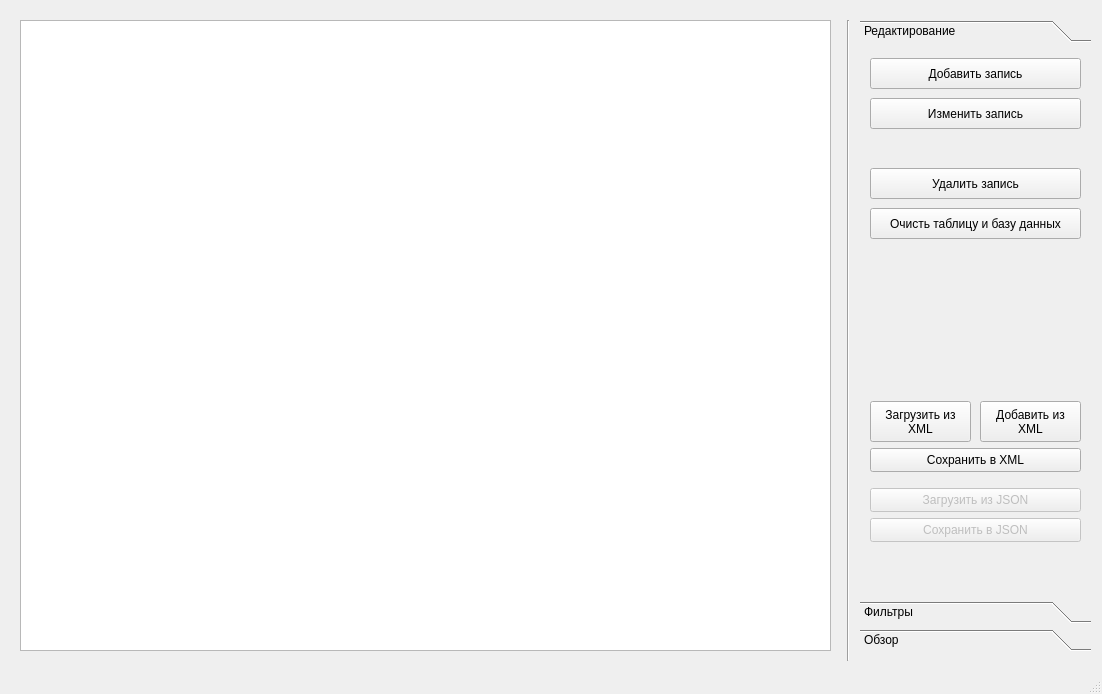
Qt form MyRin/Forms/indexview.ui (relsa228/MyRin) before a commit.
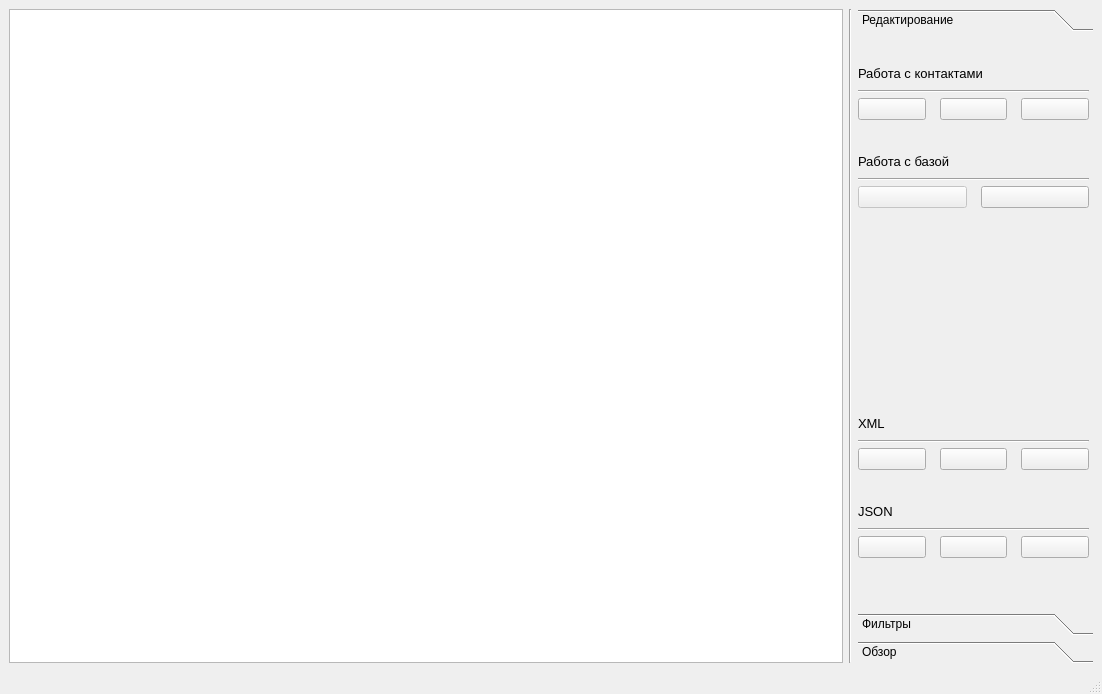
The same form after that commit. The open tabs and pages were chosen to show the change. Icons and pictures are not drawn.

Commit message: Работа с интерфейсом

What changed in the file:
```diff
--- a/MyRin/Forms/indexview.ui
+++ b/MyRin/Forms/indexview.ui
@@ -18,8 +18,8 @@
   </property>
   <property name="maximumSize">
    <size>
-    <width>1102</width>
-    <height>694</height>
+    <width>16777215</width>
+    <height>16777215</height>
    </size>
   </property>
   <property name="windowTitle">
@@ -30,14 +30,52 @@
     <normaloff>:/icon/mainIcon/Icons/calendar3.svg</normaloff>:/icon/mainIcon/Icons/calendar3.svg</iconset>
   </property>
   <widget class="QWidget" name="centralwidget">
+   <layout class="QHBoxLayout" name="horizontalLayout">
+    <property name="spacing">
+     <number>6</number>
+    </property>
+    <item>
+     <widget class="QTableWidget" name="PersonTable">
+      <property name="sizePolicy">
+       <sizepolicy hsizetype="Expanding" vsizetype="Expanding">
+        <horstretch>0</horstretch>
+        <verstretch>0</verstretch>
+       </sizepolicy>
+      </property>
+      <property name="minimumSize">
+       <size>
+        <width>0</width>
+        <height>0</height>
+       </size>
+      </property>
+      <property name="baseSize">
+       <size>
+        <width>0</width>
+        <height>0</height>
+       </size>
+      </property>
+     </widget>
+    </item>
+    <item>
+     <widget class="Line" name="line">
+      <property name="orientation">
+       <enum>Qt::Vertical</enum>
+      </property>
+     </widget>
+    </item>
+    <item>
    <widget class="QToolBox" name="toolBox">
-    <property name="geometry">
-     <rect>
-      <x>860</x>
-      <y>20</y>
-      <width>231</width>
-      <height>631</height>
-     </rect>
+      <property name="sizePolicy">
+       <sizepolicy hsizetype="Expanding" vsizetype="Expanding">
+        <horstretch>0</horstretch>
+        <verstretch>0</verstretch>
+       </sizepolicy>
+      </property>
+      <property name="maximumSize">
+       <size>
+        <width>235</width>
+        <height>16777215</height>
+       </size>
     </property>
     <property name="currentIndex">
      <number>1</number>
@@ -47,149 +85,361 @@
       <rect>
        <x>0</x>
        <y>0</y>
-       <width>231</width>
-       <height>526</height>
+         <width>235</width>
+         <height>543</height>
       </rect>
      </property>
      <attribute name="label">
       <string>Редактирование</string>
      </attribute>
-     <widget class="QPushButton" name="AddXmlButton">
+       <widget class="QWidget" name="">
       <property name="geometry">
        <rect>
-        <x>120</x>
-        <y>353</y>
-        <width>101</width>
-        <height>41</height>
-       </rect>
-      </property>
-      <property name="text">
-       <string>Добавить из 
-XML</string>
-      </property>
-     </widget>
-     <widget class="QPushButton" name="DownloadXmlButton">
-      <property name="geometry">
-       <rect>
-        <x>10</x>
-        <y>400</y>
-        <width>211</width>
-        <height>24</height>
-       </rect>
-      </property>
+          <x>0</x>
+          <y>0</y>
+          <width>231</width>
+          <height>171</height>
+         </rect>
+        </property>
+        <layout class="QVBoxLayout" name="DataLayout">
+         <item>
+          <layout class="QVBoxLayout" name="PersonLayout">
+           <property name="spacing">
+            <number>0</number>
+           </property>
+           <property name="topMargin">
+            <number>19</number>
+           </property>
+           <item>
+            <widget class="QLabel" name="PersonToolsLable">
+             <property name="font">
+              <font>
+               <pointsize>10</pointsize>
+              </font>
+             </property>
       <property name="text">
-       <string>Сохранить в XML</string>
-      </property>
-     </widget>
-     <widget class="QPushButton" name="UploadJsonButton">
-      <property name="enabled">
-       <bool>false</bool>
-      </property>
-      <property name="geometry">
-       <rect>
-        <x>10</x>
-        <y>440</y>
-        <width>211</width>
-        <height>24</height>
-       </rect>
-      </property>
-      <property name="text">
-       <string>Загрузить из JSON</string>
-      </property>
-     </widget>
-     <widget class="QPushButton" name="DownloadJsonButton">
-      <property name="enabled">
-       <bool>false</bool>
-      </property>
-      <property name="geometry">
-       <rect>
-        <x>10</x>
-        <y>470</y>
-        <width>211</width>
-        <height>24</height>
-       </rect>
-      </property>
-      <property name="text">
-       <string>Сохранить в JSON</string>
-      </property>
-     </widget>
+              <string>Работа с контактами</string>
+             </property>
+            </widget>
+           </item>
+           <item>
+            <widget class="Line" name="line_9">
+             <property name="orientation">
+              <enum>Qt::Horizontal</enum>
+             </property>
+            </widget>
+           </item>
+           <item>
+            <layout class="QHBoxLayout" name="PersonToolsLayout">
+             <property name="spacing">
+              <number>14</number>
+             </property>
+             <property name="topMargin">
+              <number>5</number>
+             </property>
+             <item>
      <widget class="QPushButton" name="AddPerson">
       <property name="enabled">
        <bool>true</bool>
       </property>
-      <property name="geometry">
-       <rect>
-        <x>10</x>
-        <y>10</y>
-        <width>211</width>
-        <height>31</height>
-       </rect>
-      </property>
-      <property name="text">
+               <property name="toolTip">
        <string>Добавить запись</string>
       </property>
-     </widget>
+               <property name="text">
+                <string/>
+               </property>
+               <property name="icon">
+                <iconset resource="../Resources/ToolIcons.qrc">
+                 <normaloff>:/new/personTools/Icons/PersonTools/person-plus-fill.svg</normaloff>:/new/personTools/Icons/PersonTools/person-plus-fill.svg</iconset>
+               </property>
+              </widget>
+             </item>
+             <item>
      <widget class="QPushButton" name="DeletePerson">
       <property name="enabled">
        <bool>true</bool>
       </property>
-      <property name="geometry">
-       <rect>
-        <x>10</x>
-        <y>120</y>
-        <width>211</width>
-        <height>31</height>
-       </rect>
-      </property>
-      <property name="text">
+               <property name="toolTip">
        <string>Удалить запись</string>
       </property>
-     </widget>
+               <property name="text">
+                <string/>
+               </property>
+               <property name="icon">
+                <iconset resource="../Resources/ToolIcons.qrc">
+                 <normaloff>:/new/personTools/Icons/PersonTools/person-x-fill.svg</normaloff>:/new/personTools/Icons/PersonTools/person-x-fill.svg</iconset>
+               </property>
+              </widget>
+             </item>
+             <item>
      <widget class="QPushButton" name="EditPerson">
       <property name="enabled">
        <bool>true</bool>
       </property>
-      <property name="geometry">
-       <rect>
-        <x>10</x>
-        <y>50</y>
-        <width>211</width>
-        <height>31</height>
-       </rect>
-      </property>
-      <property name="text">
+               <property name="toolTip">
        <string>Изменить запись</string>
       </property>
-     </widget>
-     <widget class="QPushButton" name="UploadXmlButton">
-      <property name="geometry">
-       <rect>
-        <x>10</x>
-        <y>353</y>
-        <width>101</width>
-        <height>41</height>
-       </rect>
-      </property>
+               <property name="text">
+                <string/>
+               </property>
+               <property name="icon">
+                <iconset resource="../Resources/ToolIcons.qrc">
+                 <normaloff>:/new/personTools/Icons/PersonTools/pencil-fill.svg</normaloff>:/new/personTools/Icons/PersonTools/pencil-fill.svg</iconset>
+               </property>
+              </widget>
+             </item>
+            </layout>
+           </item>
+          </layout>
+         </item>
+         <item>
+          <layout class="QVBoxLayout" name="BaseLayout">
+           <property name="spacing">
+            <number>0</number>
+           </property>
+           <property name="topMargin">
+            <number>19</number>
+           </property>
+           <item>
+            <widget class="QLabel" name="PersonToolsLable_2">
+             <property name="font">
+              <font>
+               <pointsize>10</pointsize>
+              </font>
+             </property>
       <property name="text">
-       <string>Загрузить из 
-XML</string>
-      </property>
-     </widget>
+              <string>Работа с базой</string>
+             </property>
+            </widget>
+           </item>
+           <item>
+            <widget class="Line" name="line_10">
+             <property name="orientation">
+              <enum>Qt::Horizontal</enum>
+             </property>
+            </widget>
+           </item>
+           <item>
+            <layout class="QHBoxLayout" name="BaseToolsLayout">
+             <property name="spacing">
+              <number>14</number>
+             </property>
+             <property name="topMargin">
+              <number>5</number>
+             </property>
+             <item>
+              <widget class="QPushButton" name="pushButton">
+               <property name="enabled">
+                <bool>false</bool>
+               </property>
+               <property name="toolTip">
+                <string>Отправить таблицу на печать</string>
+               </property>
+               <property name="text">
+                <string/>
+               </property>
+               <property name="icon">
+                <iconset resource="../Resources/ToolIcons.qrc">
+                 <normaloff>:/new/personTools/Icons/PersonTools/printer-fill.svg</normaloff>:/new/personTools/Icons/PersonTools/printer-fill.svg</iconset>
+               </property>
+              </widget>
+             </item>
+             <item>
      <widget class="QPushButton" name="CleanTable">
       <property name="enabled">
        <bool>true</bool>
       </property>
-      <property name="geometry">
-       <rect>
-        <x>10</x>
-        <y>160</y>
-        <width>211</width>
-        <height>31</height>
-       </rect>
-      </property>
-      <property name="text">
+               <property name="toolTip">
        <string>Очисть таблицу и базу данных</string>
       </property>
+               <property name="text">
+                <string/>
+               </property>
+               <property name="icon">
+                <iconset resource="../Resources/ToolIcons.qrc">
+                 <normaloff>:/new/personTools/Icons/PersonTools/trash-fill.svg</normaloff>:/new/personTools/Icons/PersonTools/trash-fill.svg</iconset>
+               </property>
+              </widget>
+             </item>
+            </layout>
+           </item>
+          </layout>
+         </item>
+        </layout>
+       </widget>
+       <widget class="QWidget" name="">
+        <property name="geometry">
+         <rect>
+          <x>0</x>
+          <y>350</y>
+          <width>231</width>
+          <height>171</height>
+         </rect>
+        </property>
+        <layout class="QVBoxLayout" name="FormatLayout">
+         <item>
+          <layout class="QVBoxLayout" name="XmlLayout">
+           <property name="spacing">
+            <number>0</number>
+           </property>
+           <property name="topMargin">
+            <number>19</number>
+           </property>
+           <item>
+            <widget class="QLabel" name="XmlLabel">
+             <property name="font">
+              <font>
+               <pointsize>10</pointsize>
+              </font>
+             </property>
+             <property name="text">
+              <string>XML</string>
+             </property>
+            </widget>
+           </item>
+           <item>
+            <widget class="Line" name="line_7">
+             <property name="orientation">
+              <enum>Qt::Horizontal</enum>
+             </property>
+            </widget>
+           </item>
+           <item>
+            <layout class="QHBoxLayout" name="XmlButtonsLayout">
+             <property name="spacing">
+              <number>14</number>
+             </property>
+             <property name="topMargin">
+              <number>5</number>
+             </property>
+             <item>
+              <widget class="QPushButton" name="DownloadXmlButton">
+               <property name="toolTip">
+                <string>Сохранить в XML</string>
+               </property>
+               <property name="text">
+                <string/>
+               </property>
+               <property name="icon">
+                <iconset resource="../Resources/ToolIcons.qrc">
+                 <normaloff>:/new/mainTools/Icons/Tools/arrow-bar-up.svg</normaloff>:/new/mainTools/Icons/Tools/arrow-bar-up.svg</iconset>
+               </property>
+              </widget>
+             </item>
+             <item>
+              <widget class="QPushButton" name="UploadXmlButton">
+               <property name="toolTip">
+                <string>Загрузить из XML</string>
+               </property>
+               <property name="text">
+                <string/>
+               </property>
+               <property name="icon">
+                <iconset resource="../Resources/ToolIcons.qrc">
+                 <normaloff>:/new/mainTools/Icons/Tools/arrow-bar-down.svg</normaloff>:/new/mainTools/Icons/Tools/arrow-bar-down.svg</iconset>
+               </property>
+              </widget>
+             </item>
+             <item>
+              <widget class="QPushButton" name="AddXmlButton">
+               <property name="toolTip">
+                <string>Добавить из XML</string>
+               </property>
+               <property name="text">
+                <string/>
+               </property>
+               <property name="icon">
+                <iconset resource="../Resources/ToolIcons.qrc">
+                 <normaloff>:/new/mainTools/Icons/Tools/plus-lg.svg</normaloff>:/new/mainTools/Icons/Tools/plus-lg.svg</iconset>
+               </property>
+              </widget>
+             </item>
+            </layout>
+           </item>
+          </layout>
+         </item>
+         <item>
+          <layout class="QVBoxLayout" name="JsonLayout">
+           <property name="spacing">
+            <number>0</number>
+           </property>
+           <property name="topMargin">
+            <number>19</number>
+           </property>
+           <item>
+            <widget class="QLabel" name="JsonLabel">
+             <property name="font">
+              <font>
+               <pointsize>10</pointsize>
+              </font>
+             </property>
+             <property name="text">
+              <string>JSON</string>
+             </property>
+            </widget>
+           </item>
+           <item>
+            <widget class="Line" name="line_8">
+             <property name="orientation">
+              <enum>Qt::Horizontal</enum>
+             </property>
+            </widget>
+           </item>
+           <item>
+            <layout class="QHBoxLayout" name="JsonButtonsLayout">
+             <property name="spacing">
+              <number>14</number>
+             </property>
+             <property name="topMargin">
+              <number>5</number>
+             </property>
+             <item>
+              <widget class="QPushButton" name="DownloadJsonButton">
+               <property name="toolTip">
+                <string>Сохранить в XML</string>
+               </property>
+               <property name="text">
+                <string/>
+               </property>
+               <property name="icon">
+                <iconset resource="../Resources/ToolIcons.qrc">
+                 <normaloff>:/new/mainTools/Icons/Tools/arrow-bar-up.svg</normaloff>:/new/mainTools/Icons/Tools/arrow-bar-up.svg</iconset>
+               </property>
+              </widget>
+             </item>
+             <item>
+              <widget class="QPushButton" name="UploadJsonButton">
+               <property name="toolTip">
+                <string>Загрузить из XML</string>
+               </property>
+               <property name="text">
+                <string/>
+               </property>
+               <property name="icon">
+                <iconset resource="../Resources/ToolIcons.qrc">
+                 <normaloff>:/new/mainTools/Icons/Tools/arrow-bar-down.svg</normaloff>:/new/mainTools/Icons/Tools/arrow-bar-down.svg</iconset>
+               </property>
+              </widget>
+             </item>
+             <item>
+              <widget class="QPushButton" name="AddJsonButton">
+               <property name="toolTip">
+                <string>Добавить из XML</string>
+               </property>
+               <property name="text">
+                <string/>
+               </property>
+               <property name="icon">
+                <iconset resource="../Resources/ToolIcons.qrc">
+                 <normaloff>:/new/mainTools/Icons/Tools/plus-lg.svg</normaloff>:/new/mainTools/Icons/Tools/plus-lg.svg</iconset>
+               </property>
+              </widget>
+             </item>
+            </layout>
+           </item>
+          </layout>
+         </item>
+        </layout>
      </widget>
     </widget>
     <widget class="QWidget" name="filters">
@@ -739,29 +989,8 @@
      </widget>
     </widget>
    </widget>
-   <widget class="QTableWidget" name="PersonTable">
-    <property name="geometry">
-     <rect>
-      <x>20</x>
-      <y>20</y>
-      <width>811</width>
-      <height>631</height>
-     </rect>
-    </property>
-   </widget>
-   <widget class="Line" name="line">
-    <property name="geometry">
-     <rect>
-      <x>840</x>
-      <y>20</y>
-      <width>16</width>
-      <height>641</height>
-     </rect>
-    </property>
-    <property name="orientation">
-     <enum>Qt::Vertical</enum>
-    </property>
-   </widget>
+    </item>
+   </layout>
   </widget>
   <widget class="QMenuBar" name="menubar">
    <property name="geometry">
```
Left out of the diff: 13 changed lines with no effect on the pictures. Lines whose indentation alone changed are shown as unchanged. The commit also changes 12 other files.
